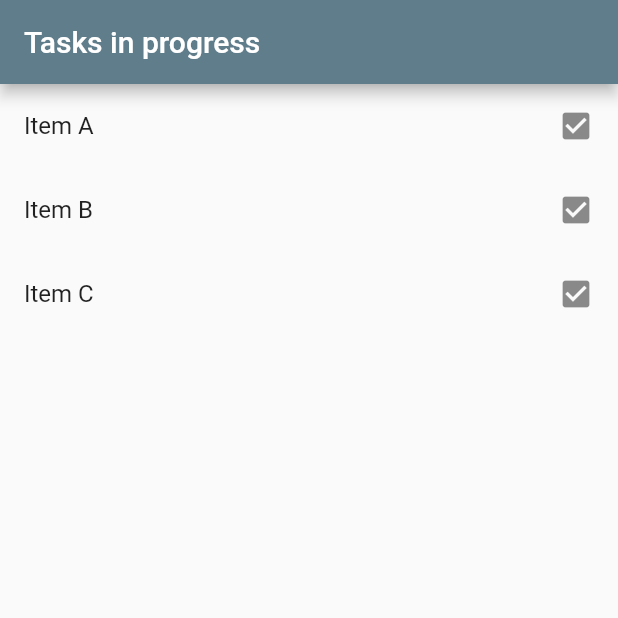
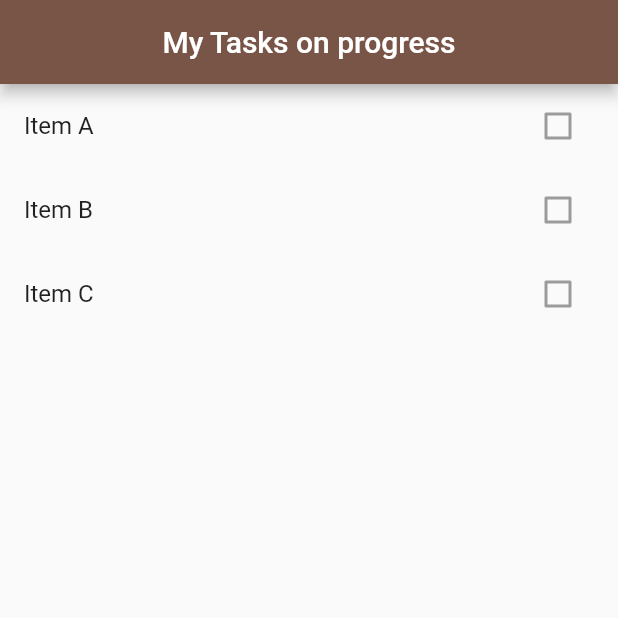
Before and after one commit to pr0mila/to_do_with_reminder, a Flutter app: the screen it shows after launch, on a phone screen of 412 x 824 dp, the top half of it. Run offline on Flutter 3.47's test engine with Material 2 defaults, Android fonts, the phone set to English and light mode, and no system bars.

Commit message:
Checklist

```diff
--- a/lib/main.dart
+++ b/lib/main.dart
@@ -11,62 +11,60 @@ class MyApp extends StatelessWidget {
     return MaterialApp(
       title: 'Flutter Demo',
       theme: ThemeData(
-        // This is the theme of your application.
-        //
-        // Try running your application with "flutter run". You'll see the
-        // application has a blue toolbar. Then, without quitting the app, try
-        // changing the primarySwatch below to Colors.green and then invoke
-        // "hot reload" (press "r" in the console where you ran "flutter run",
-        // or simply save your changes to "hot reload" in a Flutter IDE).
-        // Notice that the counter didn't reset back to zero; the application
-        // is not restarted.
-        primarySwatch: Colors.blueGrey,
+        primarySwatch: Colors.brown,
       ),
-      home: Home(),
+      home: MyHomePage(),
     );
   }
 }
-class Home extends StatefulWidget {
+
+class MyHomePage extends StatefulWidget {
   @override
-  HomeState createState() => HomeState();
+  _MyHomePageState createState() => _MyHomePageState();
 }
-class HomeState extends State<Home> {
+
+class _MyHomePageState extends State<MyHomePage> {
   List<Todo>list = <Todo>[];
-
   @override
   void initState() {
-    // TODO: implement initState
     list.add(Todo(title: 'Item A'));
     list.add(Todo(title: 'Item B'));
     list.add(Todo(title: 'Item C'));
+    // TODO: implement initState
     super.initState();
   }
-
-
-
-
   @override
   Widget build(BuildContext context) {
     return Scaffold(
      appBar: AppBar(
-        title: Text('Tasks in progress'),
+       title: Text('My Tasks on progress'),
+       centerTitle: true,
      ),
       body: ListView.builder(
           itemCount: list.length,
           itemBuilder: (context,index){
             return ListTile(
               title: Text(list[index].title),
-           trailing: Icon(Icons.check_box),
-           onTap: ()=>print(list[index].title),
+              trailing: Checkbox(value:list[index].complete, onChanged:null),
+              onTap: ()=>setCompleteness(list[index]),
             );
           }
       ),
+
     );
   }
+  void setCompleteness(Todo item){
+    setState(() {
+      item.complete =! item.complete;
+    });
+
   }
-class Todo{
+}
+
+
+class Todo {
   String title;
   bool complete;
-  Todo ({required this.title,
-    this.complete = false});
+  Todo({required this.title,
+  this.complete =  false});
 }
```
Lines whose indentation alone changed are shown as unchanged.
